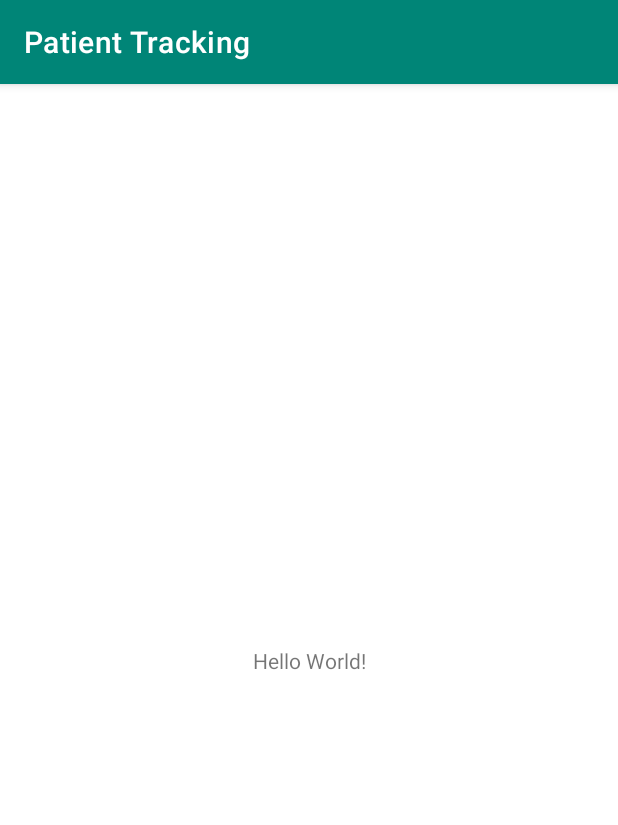
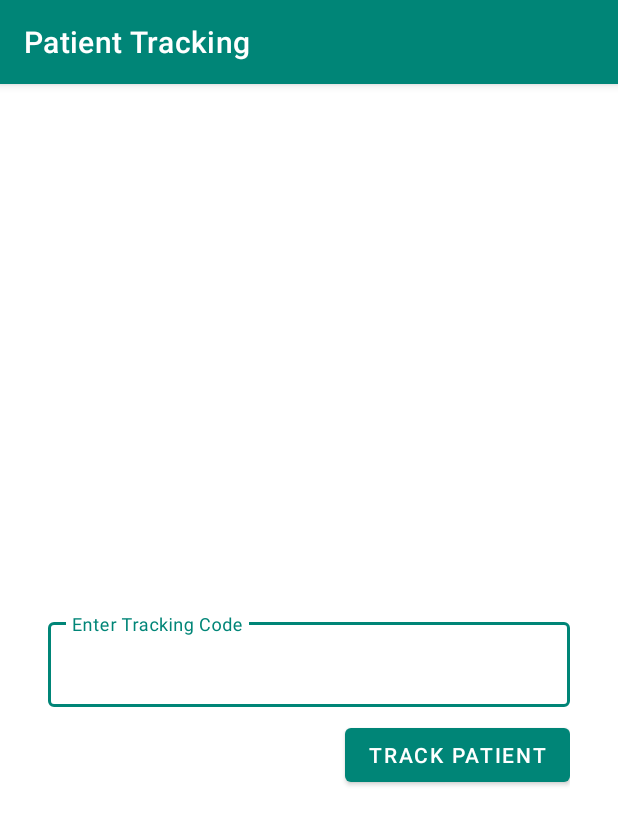
Before and after one commit to brocktaban/PatientTracking, an Android app: the screen it shows after launch (MainActivity before the commit, PatientCode after it), on a phone screen of 412 x 824 dp. Shown: the top 825 px of the screen. Run offline under Robolectric (Android 15) with nearby library versions, the phone set to English and light mode, and no system bars; libraries missing offline, so code that uses them is left out: org.jetbrains.anko.

Commit message:
Designed Patiend Code Activity

```diff
--- a/app/build.gradle
+++ b/app/build.gradle
@@ -8,7 +8,7 @@ android {
     compileSdkVersion 28
     defaultConfig {
         applicationId "com.brocktaban.patienttracking"
-        minSdkVersion 15
+        minSdkVersion 20
         targetSdkVersion 28
         versionCode 1
         versionName "1.0"
@@ -28,6 +28,10 @@ dependencies {
     // Kotlin
     implementation "org.jetbrains.kotlin:kotlin-stdlib-jdk7:$kotlin_version"
 
+    // Anko
+    implementation "org.jetbrains.anko:anko-commons:$anko_version"
+    implementation "org.jetbrains.anko:anko-design:$anko_version"
+
     // Android Support
     implementation 'androidx.appcompat:appcompat:1.0.2'
     implementation 'androidx.core:core-ktx:1.0.1'
--- a/app/src/main/AndroidManifest.xml
+++ b/app/src/main/AndroidManifest.xml
@@ -10,14 +10,15 @@
             android:supportsRtl="true"
             android:theme="@style/AppTheme">
         <activity android:name=".PatientCode">
-        </activity>
-        <activity android:name=".MainActivity">
             <intent-filter>
                 <action android:name="android.intent.action.MAIN"/>
 
                 <category android:name="android.intent.category.LAUNCHER"/>
             </intent-filter>
         </activity>
+        <activity android:name=".MainActivity">
+
+        </activity>
     </application>
 
 </manifest>
--- a/app/src/main/java/com/brocktaban/patienttracking/PatientCode.kt
+++ b/app/src/main/java/com/brocktaban/patienttracking/PatientCode.kt
@@ -2,11 +2,39 @@ package com.brocktaban.patienttracking
 
 import androidx.appcompat.app.AppCompatActivity
 import android.os.Bundle
+import android.text.InputFilter
+import android.view.inputmethod.EditorInfo
+import kotlinx.android.synthetic.main.activity_patient_code.*
+import org.jetbrains.anko.design.snackbar
 
 class PatientCode : AppCompatActivity() {
 
     override fun onCreate(savedInstanceState: Bundle?) {
         super.onCreate(savedInstanceState)
         setContentView(R.layout.activity_patient_code)
+
+        et_patient_code.filters = arrayOf(InputFilter.AllCaps(), InputFilter.LengthFilter(5))
+
+        et_patient_code.setOnEditorActionListener { _, actionId, _ ->
+            if (actionId == EditorInfo.IME_ACTION_DONE) {
+                val code = et_patient_code.text.toString()
+
+                checkCode(code)
+
+                return@setOnEditorActionListener true
+            }
+
+            return@setOnEditorActionListener false
+        }
+
+        btn_track_patient.setOnClickListener {
+            val code = et_patient_code.text.toString()
+
+            checkCode(code)
+        }
+    }
+
+    private fun checkCode(code: String) {
+        main.snackbar(code)
     }
 }
--- a/app/src/main/res/layout/activity_patient_code.xml
+++ b/app/src/main/res/layout/activity_patient_code.xml
@@ -1,10 +1,43 @@
 <?xml version="1.0" encoding="utf-8"?>
 <androidx.constraintlayout.widget.ConstraintLayout
+        android:id="@+id/main"
         xmlns:android="http://schemas.android.com/apk/res/android"
         xmlns:tools="http://schemas.android.com/tools"
         xmlns:app="http://schemas.android.com/apk/res-auto"
         android:layout_width="match_parent"
         android:layout_height="match_parent"
+        android:padding="32dp"
         tools:context=".PatientCode">
 
+    <com.google.android.material.textfield.TextInputLayout
+            android:id="@+id/patient_code_tlayout"
+            android:layout_width="match_parent"
+            android:layout_height="wrap_content"
+            style="@style/Widget.MaterialComponents.TextInputLayout.OutlinedBox"
+            android:hint="Enter Tracking Code"
+            app:layout_constraintTop_toTopOf="parent"
+            app:layout_constraintStart_toStartOf="parent"
+            app:layout_constraintEnd_toEndOf="parent"
+            app:layout_constraintBottom_toBottomOf="parent">
+
+        <com.google.android.material.textfield.TextInputEditText
+                android:id="@+id/et_patient_code"
+                android:lines="1"
+                android:maxLength="5"
+                android:singleLine="true"
+                android:inputType="textVisiblePassword"
+                android:imeOptions="actionDone"
+                android:layout_width="match_parent"
+                android:layout_height="wrap_content"/>
+
+    </com.google.android.material.textfield.TextInputLayout>
+
+    <com.google.android.material.button.MaterialButton
+            android:id="@+id/btn_track_patient"
+            android:layout_width="wrap_content"
+            android:layout_height="wrap_content"
+            android:text="Track Patient"
+            android:layout_marginTop="8dp"
+            app:layout_constraintTop_toBottomOf="@+id/patient_code_tlayout"
+            app:layout_constraintEnd_toEndOf="parent"/>
 </androidx.constraintlayout.widget.ConstraintLayout>
--- a/build.gradle
+++ b/build.gradle
@@ -2,6 +2,7 @@
 
 buildscript {
     ext.kotlin_version = '1.3.11'
+    ext.anko_version = '0.10.8'
     repositories {
         google()
         jcenter()
```
